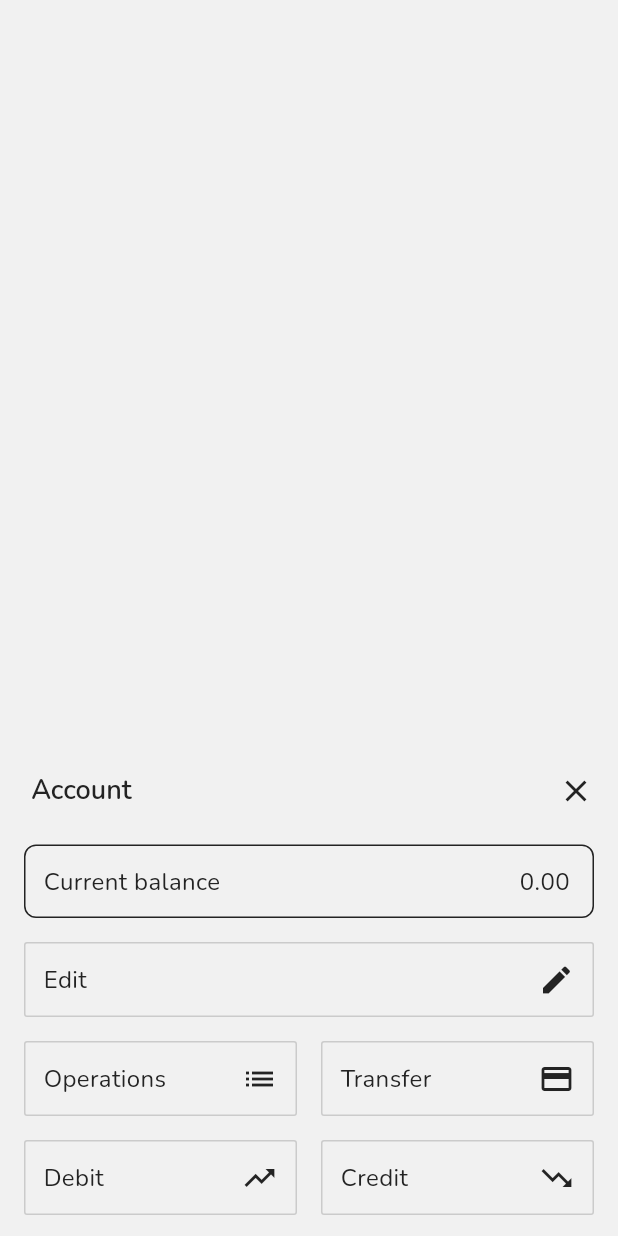
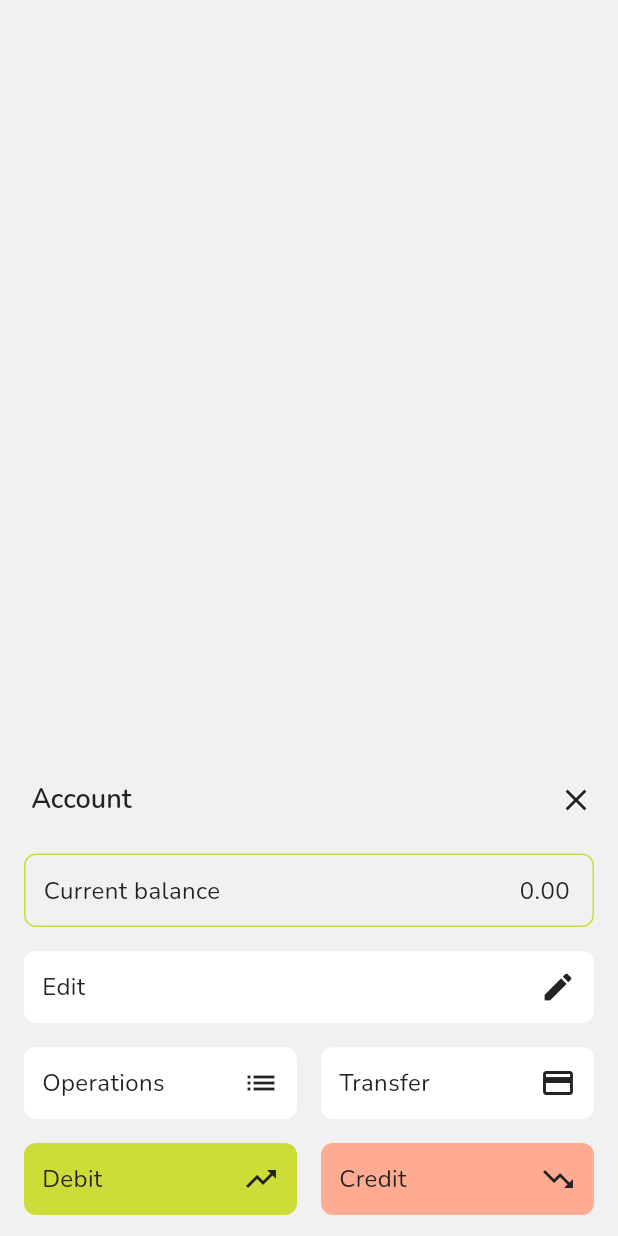
Before and after one commit to kanmear/budgetron, a Flutter app: the AccountOptionsDialog widget shown alone on an empty page, opened directly with empty values, on a phone screen of 412 x 824 dp. Run offline on Flutter 3.47's test engine with Material 3 defaults, Android fonts, the phone set to English and light mode, and no system bars; our stand-ins replace google_fonts, objectbox, rxdart; generated files the repository leaves out were written again.

Commit message:
fix: button with icon styling

```diff
--- a/lib/routes/pages/budget/budget_overview_page.dart
+++ b/lib/routes/pages/budget/budget_overview_page.dart
@@ -212,7 +212,7 @@ class BudgetHistoryColumn extends StatelessWidget {
               width: columnWidth,
               height: 140,
               decoration: BoxDecoration(
-                  color: Theme.of(context).colorScheme.surfaceTint,
+                  color: Theme.of(context).colorScheme.surface,
                   borderRadius: const BorderRadius.all(Radius.circular(8))),
             ),
             ValueListenableBuilder(
--- a/lib/routes/popups/account/account_options_popup.dart
+++ b/lib/routes/popups/account/account_options_popup.dart
@@ -19,25 +19,30 @@ class AccountOptionsDialog extends StatelessWidget {
 
   @override
   Widget build(BuildContext context) {
+    final theme = Theme.of(context);
+
     return DockedDialog(
         title: "${account.name} Account",
         body: Column(children: [
           CurrentBalance(account: account),
           const SizedBox(height: 16),
           ButtonWithIcon(
-              onTap: () => showDialog(
-                  context: context,
-                  builder: (BuildContext context) =>
-                      EditAccountDialog(account: account)),
-              iconData: Icons.edit,
-              text: 'Edit'),
+            onTap: () => showDialog(
+                context: context,
+                builder: (BuildContext context) =>
+                    EditAccountDialog(account: account)),
+            icon: Icon(Icons.edit, color: theme.colorScheme.primary),
+            text: Text('Edit', style: theme.textTheme.bodyMedium),
+            backgroundColor: theme.colorScheme.surfaceTint,
+          ),
           const SizedBox(height: 16),
           Row(children: [
             Expanded(
                 child: ButtonWithIcon(
                     onTap: () => _navigateToOperationsPage(context),
-                    iconData: Icons.list,
-                    text: 'Operations')),
+                    icon: Icon(Icons.list, color: theme.colorScheme.primary),
+                    text: Text('Operations', style: theme.textTheme.bodyMedium),
+                    backgroundColor: theme.colorScheme.surfaceTint)),
             const SizedBox(width: 16),
             Expanded(
                 child: ButtonWithIcon(
@@ -45,8 +50,10 @@ class AccountOptionsDialog extends StatelessWidget {
                         context: context,
                         builder: (BuildContext context) =>
                             AccountTransferDialog(account: account)),
-                    iconData: Icons.credit_card,
-                    text: 'Transfer')),
+                    icon: Icon(Icons.credit_card,
+                        color: theme.colorScheme.primary),
+                    text: Text('Transfer', style: theme.textTheme.bodyMedium),
+                    backgroundColor: theme.colorScheme.surfaceTint)),
           ]),
           const SizedBox(height: 16),
           Row(children: [
@@ -56,8 +63,12 @@ class AccountOptionsDialog extends StatelessWidget {
                           context,
                           TransactionType.debit,
                         ),
-                    iconData: Icons.trending_up,
-                    text: 'Debit')),
+                    icon: Icon(Icons.trending_up,
+                        color: theme.colorScheme.onPrimary),
+                    text: Text('Debit',
+                        style: theme.textTheme.bodyMedium!
+                            .apply(color: theme.colorScheme.onPrimary)),
+                    backgroundColor: theme.colorScheme.secondary)),
             const SizedBox(width: 16),
             Expanded(
                 child: ButtonWithIcon(
@@ -65,8 +76,12 @@ class AccountOptionsDialog extends StatelessWidget {
                           context,
                           TransactionType.credit,
                         ),
-                    iconData: Icons.trending_down,
-                    text: 'Credit'))
+                    icon: Icon(Icons.trending_down,
+                        color: theme.colorScheme.onPrimary),
+                    text: Text('Credit',
+                        style: theme.textTheme.bodyMedium!
+                            .apply(color: theme.colorScheme.onPrimary)),
+                    backgroundColor: theme.colorScheme.error))
           ])
         ]));
   }
@@ -102,7 +117,7 @@ class CurrentBalance extends StatelessWidget {
     return Container(
         decoration: BoxDecoration(
             borderRadius: BorderRadius.circular(8),
-            border: Border.all(color: theme.colorScheme.primary)),
+            border: Border.all(color: theme.colorScheme.secondary)),
         padding: const EdgeInsets.all(12),
         child:
             Row(mainAxisAlignment: MainAxisAlignment.spaceBetween, children: [
--- a/lib/ui/classes/buttons/button_with_icon.dart
+++ b/lib/ui/classes/buttons/button_with_icon.dart
@@ -2,36 +2,31 @@ import 'package:flutter/material.dart';
 
 class ButtonWithIcon extends StatelessWidget {
   final Function onTap;
-  final String text;
-  final IconData iconData;
+  final Text text;
+  final Icon icon;
+  final Color backgroundColor;
 
   const ButtonWithIcon(
       {super.key,
       required this.onTap,
-      required this.iconData,
-      required this.text});
+      required this.icon,
+      required this.text,
+      required this.backgroundColor});
 
   @override
   Widget build(BuildContext context) {
-    final theme = Theme.of(context);
-
     return GestureDetector(
       onTap: () => onTap(),
       behavior: HitTestBehavior.opaque,
       child: Container(
         decoration: BoxDecoration(
-          borderRadius: BorderRadius.circular(2),
-          border: Border.all(
-              width: 1,
-              color: Theme.of(context).colorScheme.surfaceContainerHigh),
+          borderRadius: BorderRadius.circular(8),
+          color: backgroundColor,
         ),
         padding: const EdgeInsets.all(12),
         child: Row(
           mainAxisAlignment: MainAxisAlignment.spaceBetween,
-          children: [
-            Text(text, style: theme.textTheme.bodyMedium),
-            Icon(iconData, color: theme.colorScheme.primary)
-          ],
+          children: [text, icon],
         ),
       ),
     );
--- a/lib/ui/data/colors.dart
+++ b/lib/ui/data/colors.dart
@@ -37,8 +37,8 @@ class BudgetronColors {
     surfaceContainerLow: lightSurface2,
     surfaceContainer: lightSurface3,
     surfaceContainerHigh: lightSurface4,
-    //NOTE tint is used as a crutch for additional color complements
-    surfaceTint: lightSurface0,
+    //NOTE surfaceTint is used as a crutch for additional color complements
+    surfaceTint: lightSurface1,
     error: error,
     onError: buttonText,
     brightness: Brightness.light,
@@ -56,7 +56,7 @@ class BudgetronColors {
     surfaceContainerLow: darkSurface2,
     surfaceContainer: darkSurface3,
     surfaceContainerHigh: darkSurface4,
-    surfaceTint: darkSurface0,
+    surfaceTint: darkSurface2,
     error: error,
     onError: buttonText,
     brightness: Brightness.light,
```
